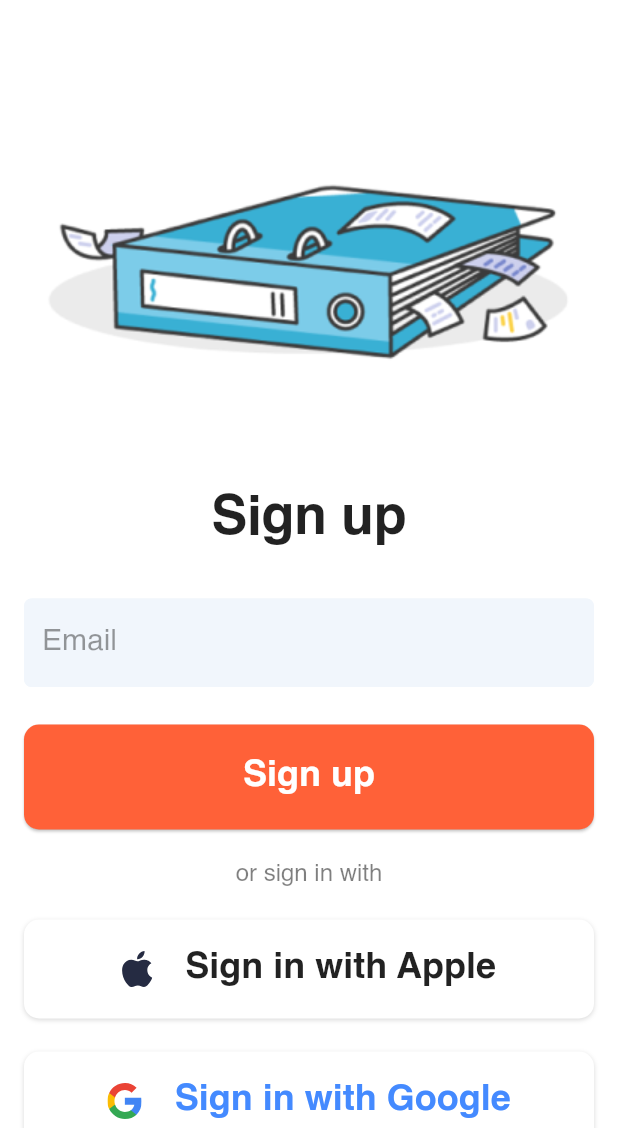
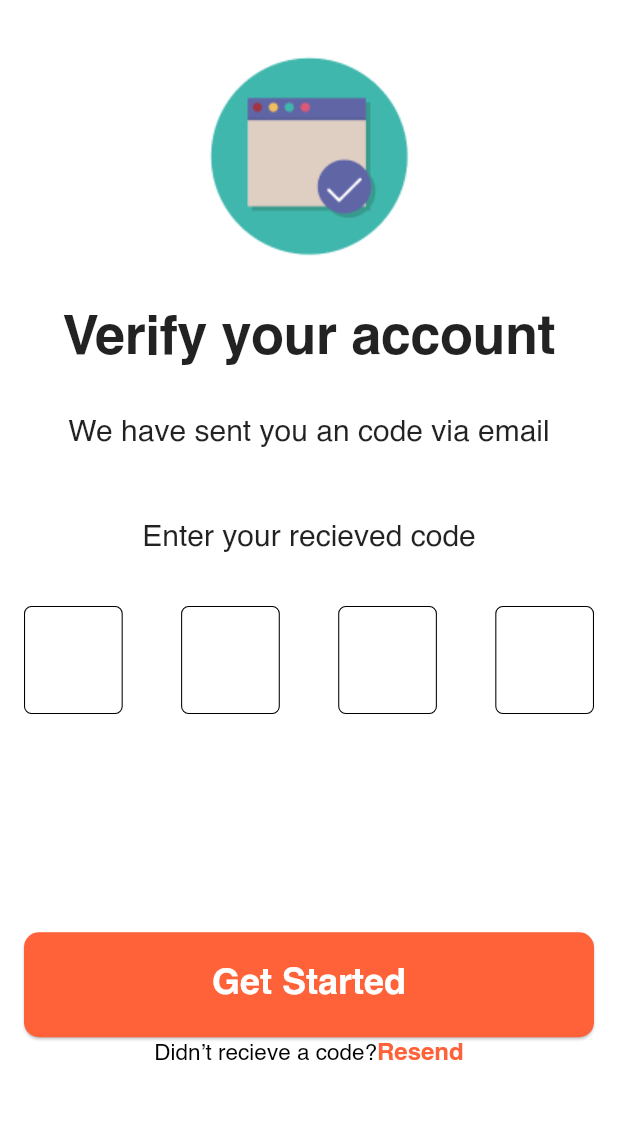
Before and after one commit to gbklegal/steuermachen-app, a Flutter app: the VerifyAccountScreen screen opened by its route, on a phone screen of 412 x 824 dp, the part 108-1236 px from its top. Run offline on Flutter 3.47's test engine with Material 2 defaults, Android fonts, the phone set to English and light mode, and no system bars; drawn by our look-alikes of pin_code_fields; our stand-ins replace flutter_svg.

Commit message:
* verify account screen 90% completed

```diff
--- a/lib/constants/strings/string_constants.dart
+++ b/lib/constants/strings/string_constants.dart
@@ -30,4 +30,5 @@ class StringConstants {
   static const String signupNow = "Signup now";
   static const String didntReceiveCode = "Didn’t recieve a code?";
   static const String resend = "Resend";
+  static const String verifyYourAccount = "Verify your account";
 }
--- a/lib/screens/auth/signin_screen.dart
+++ b/lib/screens/auth/signin_screen.dart
@@ -38,7 +38,7 @@ class SignInScreen extends StatelessWidget {
               ),
               const SizedBox(height: 25),
             ButtonAuthComponent(
-                  btnText: StringConstants.signUp, onPressed: () {}),
+                  btnText: StringConstants.signIn, onPressed: () {}),
               const ChoiceTextAuthComponent(text: StringConstants.orSigninWith),
               SignInOptionsAuthComponent(
                   assetName: AssetConstants.icApple,
--- a/lib/screens/auth/signup_screen.dart
+++ b/lib/screens/auth/signup_screen.dart
@@ -1,5 +1,6 @@
 import 'package:flutter/material.dart';
 import 'package:steuermachen/constants/assets/asset_constants.dart';
+import 'package:steuermachen/constants/routes/route_constants.dart';
 import 'package:steuermachen/constants/strings/string_constants.dart';
 import 'package:steuermachen/screens/auth/auth_components/button_auth_component.dart';
 import 'package:steuermachen/screens/auth/auth_components/choice_auth_component.dart';
@@ -30,7 +31,9 @@ class SignupScreen extends StatelessWidget {
               ),
               const SizedBox(height: 25),
               ButtonAuthComponent(
-                  btnText: StringConstants.signUp, onPressed: () {}),
+                  btnText: StringConstants.signUp, onPressed: () {
+                    Navigator.pushNamed(context, RouteConstants.verifyAccountScreen);
+                  }),
               const ChoiceTextAuthComponent(text: StringConstants.orSigninWith),
               SignInOptionsAuthComponent(
                   assetName: AssetConstants.icApple,
--- a/lib/screens/auth/verify_account_screen.dart
+++ b/lib/screens/auth/verify_account_screen.dart
@@ -1,9 +1,9 @@
 import 'package:flutter/material.dart';
+import 'package:pin_code_fields/pin_code_fields.dart';
 import 'package:steuermachen/constants/assets/asset_constants.dart';
+import 'package:steuermachen/constants/colors/color_constants.dart';
 import 'package:steuermachen/constants/strings/string_constants.dart';
-import 'package:steuermachen/screens/auth/auth_components/choice_auth_component.dart';
 import 'package:steuermachen/screens/auth/auth_components/logo_auth_component.dart';
-import 'package:steuermachen/screens/auth/auth_components/signin_options__auth_component.dart';
 import 'package:steuermachen/screens/auth/auth_components/richtext__auth_component.dart';
 import 'package:steuermachen/screens/auth/auth_components/title_text_auth_component.dart';
 
@@ -20,26 +20,46 @@ class VerifyAccountScreen extends StatelessWidget {
             children: [
               const SizedBox(height: 35),
               const LogoAuthComponent(),
-              Image.asset(AssetConstants.fileArtWork),
-              const Expanded(child: SizedBox(height: 35)),
-              const TitleTextAuthComponent(title: StringConstants.signUp),
+              Image.asset(AssetConstants.verifyAccount),
+              const TitleTextAuthComponent(
+                  title: StringConstants.verifyYourAccount),
               const SizedBox(height: 35),
-              TextFormField(
-                decoration:
-                    const InputDecoration(label: Text(StringConstants.email)),
+              const Text(
+                "We have sent you an code via email",
+                style: TextStyle(fontSize: 20),
               ),
-              const SizedBox(height: 25),
-              _singInButton(context, StringConstants.signUp, () {}),
-              const ChoiceTextAuthComponent(text: StringConstants.orSigninWith),
-              SignInOptionsAuthComponent(
-                  assetName: AssetConstants.icApple,
-                  btnText: StringConstants.appleSignIn),
-              const SizedBox(height: 22),
-              SignInOptionsAuthComponent(
-                  assetName: AssetConstants.icGoogle,
-                  btnText: StringConstants.googleSignIn,
-                  textColor: Colors.blueAccent),
+              const SizedBox(height: 50),
+              const Text(
+                "Enter your recieved code",
+                style: TextStyle(fontSize: 20),
+              ),
+              const SizedBox(height: 35),
+              Flexible(
+                child: PinCodeTextField(
+                    appContext: context,
+                    // controller: _otpTextEditingController,
+                    backgroundColor: Colors.transparent,
+                    keyboardType: TextInputType.number,
+                    pinTheme: PinTheme(
+                        fieldHeight: 72,
+                        fieldWidth: 65.8,
+                        inactiveFillColor: ColorConstants.black,
+                        selectedColor: ColorConstants.black,
+                        selectedFillColor: ColorConstants.primary,
+                        activeFillColor: ColorConstants.black,
+                        borderRadius: BorderRadius.circular(5),
+                        borderWidth: 0.7,
+                        activeColor: ColorConstants.black,
+                        inactiveColor: ColorConstants.black,
+                        shape: PinCodeFieldShape.box),
+                    autoFocus: false,
+                    animationCurve: Curves.easeIn,
+                    cursorColor: ColorConstants.primary,
+                    length: 4,
+                    onChanged: (value) {}),
+              ),
               const Expanded(child: SizedBox(height: 22)),
+              _singInButton(context, StringConstants.getStarted, () {}),
               RichTextAuthComponent(
                 textSpan1: StringConstants.didntReceiveCode,
                 textSpan2: StringConstants.resend,
--- a/pubspec.yaml
+++ b/pubspec.yaml
@@ -36,6 +36,7 @@ dependencies:
   cupertino_icons: ^1.0.2
   google_fonts: ^2.1.0
   flutter_svg: ^0.23.0+1
+  pin_code_fields: ^7.3.0
 
 dev_dependencies:
   flutter_test:
@@ -63,6 +64,7 @@ flutter:
   assets:
     - assets/logo.png
     - assets/file-artwork.png
+    - assets/verify-account.png
     - assets/icons/
   #   - images/a_dot_ham.jpeg
 
```
Also changed, not shown: pubspec.lock.
